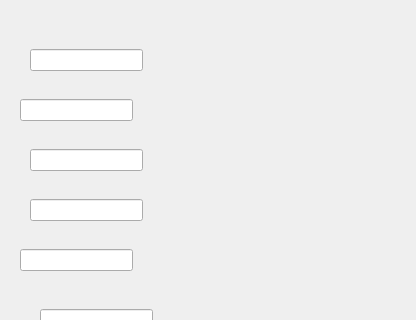
First picture: the form in nearestNeighbourUI.ui, repository Rizi22/Using-Machine-Learning-Algorithms-to-Predict-the-Price-of-Pre-owned-Cars, before the edit; both pictures show x 0 to 416 and y 91 to 411 of the 416 by 620 pixel window.
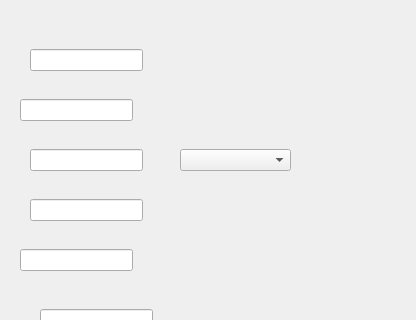
Second picture: the form after the edit.

Commit message:
Added dropdown options instead of text input
_ only done this for transmission at the moment

Diff of the .ui file:
```diff
--- a/nearestNeighbourUI.ui
+++ b/nearestNeighbourUI.ui
@@ -116,6 +116,16 @@
     </rect>
    </property>
   </widget>
+  <widget class="QComboBox" name="transmissionCombo">
+   <property name="geometry">
+    <rect>
+     <x>180</x>
+     <y>240</y>
+     <width>111</width>
+     <height>22</height>
+    </rect>
+   </property>
+  </widget>
  </widget>
  <resources/>
  <connections/>
```
The commit also changes 2 other files.
